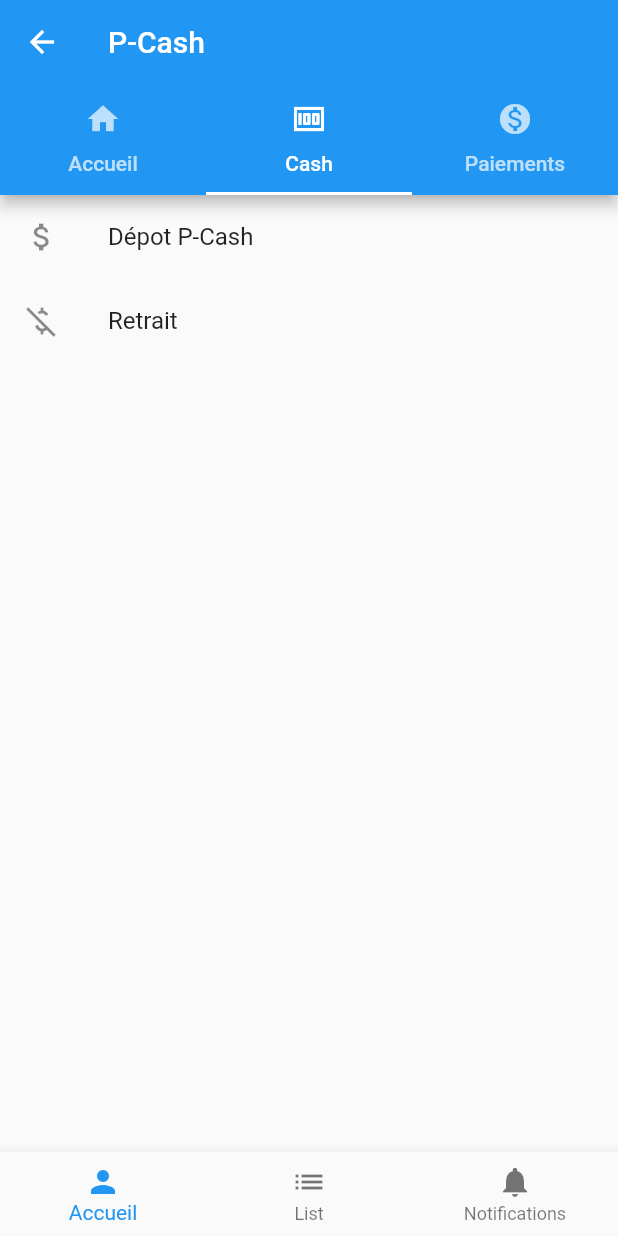
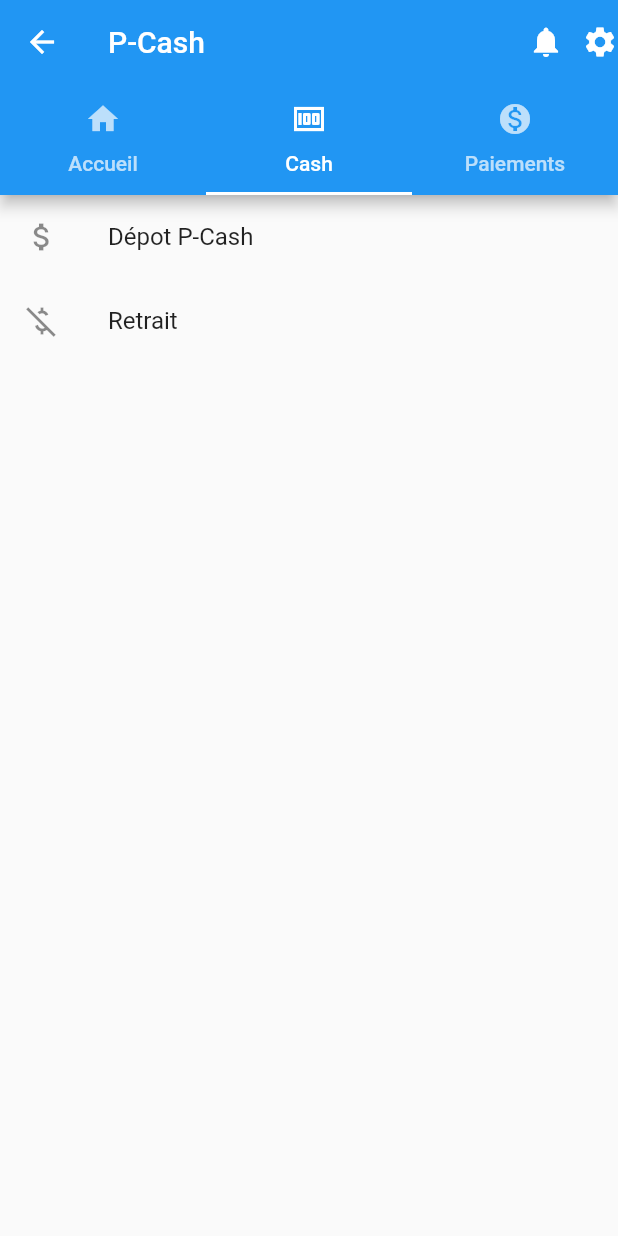
Before and after one commit to chapdel/pcash-ui, a Flutter app: the HomePageScreen screen opened directly, tab 2 chosen, on a phone screen of 412 x 824 dp. Run offline on Flutter 3.47's test engine with Material 2 defaults, Android fonts, the light colour scheme and no system bars; our stand-ins replace pin_code_text_field, timeline_tile; missing offline and left inert: flutter_barcode_scanner.

Commit message:
Added notifications

```diff
--- a/lib/views/homepage.dart
+++ b/lib/views/homepage.dart
@@ -4,32 +4,78 @@
 import 'package:pcash_ui/views/verification.dart';
 import 'package:pcash_ui/widgets/home.dart';
 import 'package:pcash_ui/views/qrcodeview.dart';
+import 'package:pcash_ui/widgets/notifications.dart';
 
 class HomePageScreen extends StatefulWidget {
-  const HomePageScreen({ Key? key }) : super(key: key);
+  const HomePageScreen({Key? key}) : super(key: key);
 
   @override
   _HomePageScreenState createState() => _HomePageScreenState();
 }
+
 class _HomePageScreenState extends State<HomePageScreen> {
   @override
   Widget build(BuildContext context) {
-    return DefaultTabController(length: 3, child: Scaffold(
-      appBar: AppBar(title: Text("P-Cash"), bottom: TabBar(tabs: [
-        Tab(text: "Accueil", icon: Icon(Icons.home),),
-        Tab(text: "Cash", icon: Icon(Icons.money,)),
-        Tab(text: "Paiements", icon: Icon(Icons.monetization_on_sharp,))
-      ],),),
-      body: TabBarView(children: [
-        HomeScreen(),
-        CashHomeScreen(),
-        QRCodeScreen(),
-      ],),
-      bottomNavigationBar: BottomNavigationBar(items: [
-        BottomNavigationBarItem(icon: Icon(Icons.person), label: "Accueil"),
-        BottomNavigationBarItem(icon: Icon(Icons.list), label:"List"),
-        BottomNavigationBarItem(icon: Icon(Icons.notifications,), label:"Notifications")
-      ])
-    ));
+    return DefaultTabController(
+        length: 3,
+        child: Scaffold(
+            appBar: AppBar(
+              title: Text("P-Cash"),
+              actions: [
+                InkWell(child: Icon(Icons.notifications), onTap: () =>  Navigator.push(
+                    context,
+                    MaterialPageRoute(builder: (context) {
+                        return NotificationsScreen();
+                    }),
+                    ),),
+                SizedBox(width: 12,),
+                InkWell(child: Icon(Icons.settings), onTap: () => {},),
+              ],
+              bottom: TabBar(
+                tabs: [
+                  Tab(
+                    text: "Accueil",
+                    icon: Icon(Icons.home),
+                  ),
+                  Tab(
+                      text: "Cash",
+                      icon: Icon(
+                        Icons.money,
+                      )),
+                  Tab(
+                      text: "Paiements",
+                      icon: Icon(
+                        Icons.monetization_on_sharp,
+                      ))
+                ],
+              ),
+            ),
+            body: TabBarView(
+              children: [
+                HomeScreen(),
+                CashHomeScreen(),
+                QRCodeScreen(),
+              ],
+            ),
+            /* bottomNavigationBar: BottomNavigationBar(items: [
+              BottomNavigationBarItem(
+                  icon: Icon(Icons.person), label: "Accueil"),
+              BottomNavigationBarItem(icon: Icon(Icons.list), label: "List"),
+              BottomNavigationBarItem(
+                  icon: Icon(
+                    Icons.notifications,
+                  ),
+                  label: "Notifications")
+            ]) */
+            )
+            );
   }
+
+  List<Widget> _screens = [
+    Text("Account"),
+    Text("home"),
+    Text("notifications"),
+  ];
+
+  int _currentScreen = 1;
 }
```
Also changed, not shown: lib/widgets/notifications.dart (added, +41 -0 lines).
